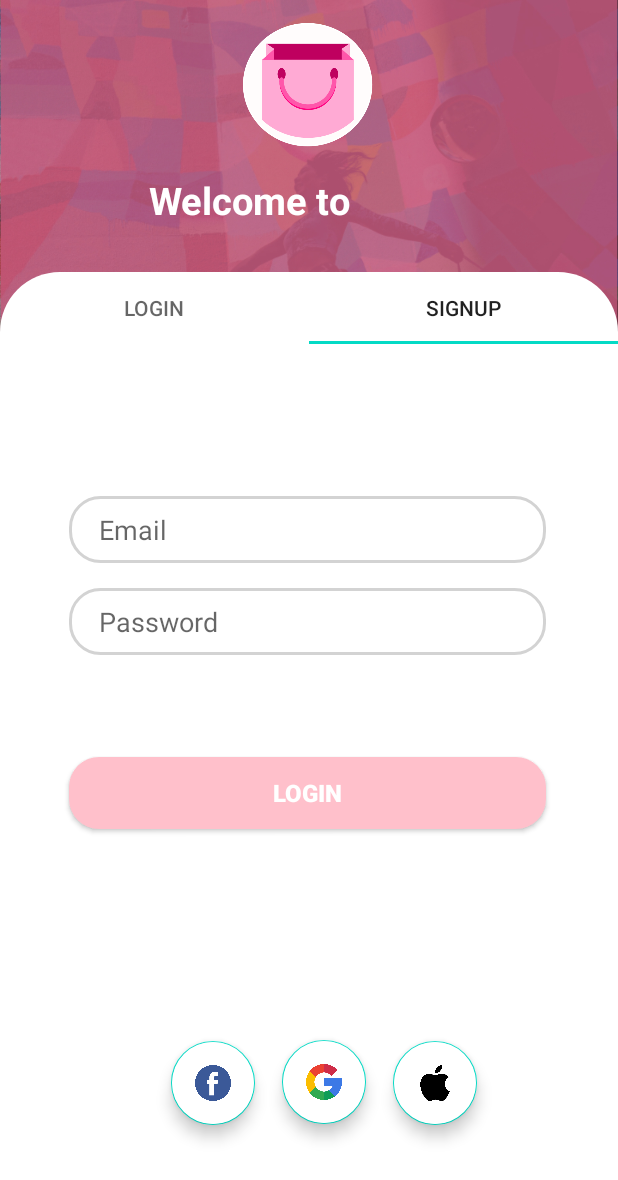
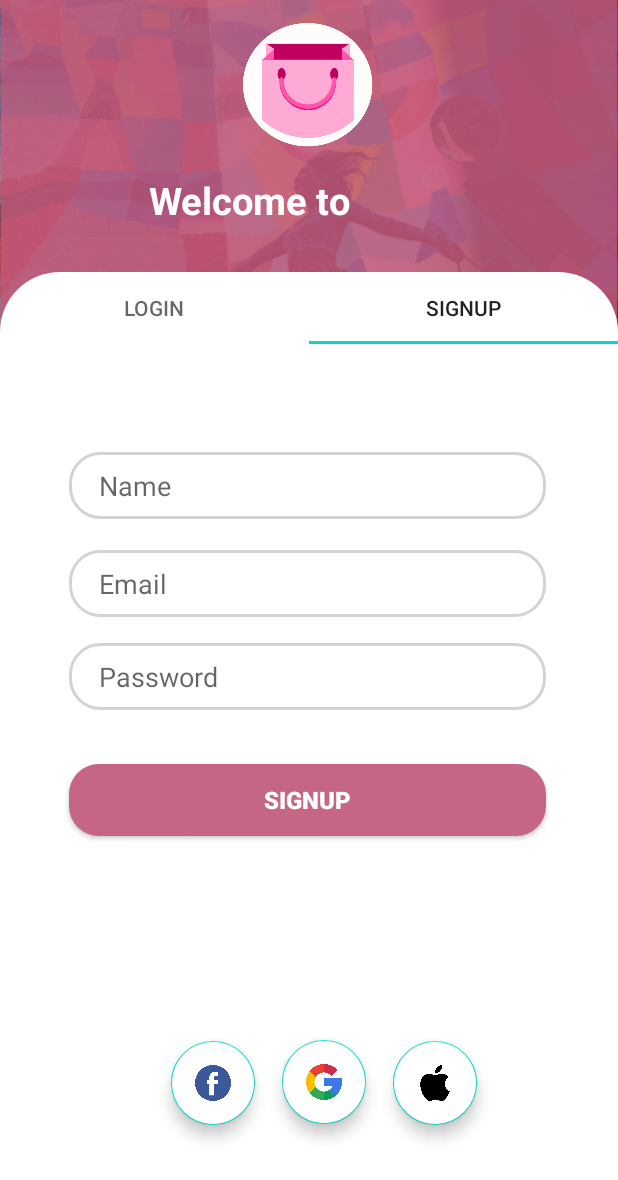
Before and after one commit to Mo-Foula/simple-android-shopping-application, an Android app: the login screen opened directly, with no data from a screen before it, tab 2 chosen, on a phone screen of 412 x 824 dp. Shown: the top 1180 px of the screen. Run offline under Robolectric (Android 15) with nearby library versions, the phone set to English and light mode, and no system bars; Roboto replaces fonts that are not available here.

Commit message:
changed colors, made tabs in login sign up switch view and edited share text in cart page

```diff
--- a/app/src/main/java/com/example/mobile_section_project/Cart.java
+++ b/app/src/main/java/com/example/mobile_section_project/Cart.java
@@ -68,12 +68,13 @@ Button share;
         RV.setLayoutManager(new LinearLayoutManager(this));
 
         share = (Button)findViewById(R.id.share);
+        final String itemssss = cart.size()>1?"items":"item";
         share.setOnClickListener(new View.OnClickListener() {
             @Override
             public void onClick(View v) {
                 Intent intent= new Intent(Intent.ACTION_SEND);
                 intent.setType("text/plain");
-                String shareBody= "Hello Sir You have ordered "+cart.size() +" items"+"\n"+"Your Total price is " +total +" EGP";
+                String shareBody= "Hello, I have ordered "+cart.size() +" "+itemssss +" from ShopiMe application for only " +total +" EGP";
                 String shareSub = "Your subject here";
                 intent.putExtra(Intent.EXTRA_SUBJECT,shareSub);
                 intent.putExtra(Intent.EXTRA_TEXT,shareBody);
--- a/app/src/main/java/com/example/mobile_section_project/login.java
+++ b/app/src/main/java/com/example/mobile_section_project/login.java
@@ -60,6 +60,23 @@ float v=0;
         tabLayout.addTab(tabLayout.newTab().setText("SignUp"));
         tabLayout.setTabGravity(tabLayout.GRAVITY_FILL);
 
+       tabLayout.addOnTabSelectedListener(new TabLayout.OnTabSelectedListener() {
+           @Override
+           public void onTabSelected(TabLayout.Tab tab) {
+               viewPager.setCurrentItem(tab.getPosition(),true);
+           }
+
+           @Override
+           public void onTabUnselected(TabLayout.Tab tab) {
+
+           }
+
+           @Override
+           public void onTabReselected(TabLayout.Tab tab) {
+
+           }
+       });
+
        final loginadaptor adaptor=new loginadaptor(getSupportFragmentManager(),this,tabLayout.getTabCount());
        viewPager.setAdapter(adaptor);
         viewPager.addOnPageChangeListener(new TabLayout.TabLayoutOnPageChangeListener(tabLayout));
--- a/app/src/main/res/drawable/btn_shape.xml
+++ b/app/src/main/res/drawable/btn_shape.xml
@@ -1,5 +1,6 @@
 <?xml version="1.0" encoding="utf-8"?>
 <shape xmlns:android="http://schemas.android.com/apk/res/android">
 <corners android:radius="20dp"></corners>
-    <solid android:color="#ffc0cb"></solid>
+    <solid android:color="#C56684"></solid>
+<!--    <solid android:color="#ffc0cb"></solid>-->
 </shape>
--- a/app/src/main/res/values/colors.xml
+++ b/app/src/main/res/values/colors.xml
@@ -3,5 +3,6 @@
     <color name="colorPrimary">#6200EE</color>
     <color name="colorPrimaryDark">#3700B3</color>
     <color name="colorAccent">#03DAC5</color>
-    <color name="pink">#FF69B4</color>
+    <color name="pink">#C56684</color>
+    <color name="pink2">#FF69B4</color>
 </resources>
```
